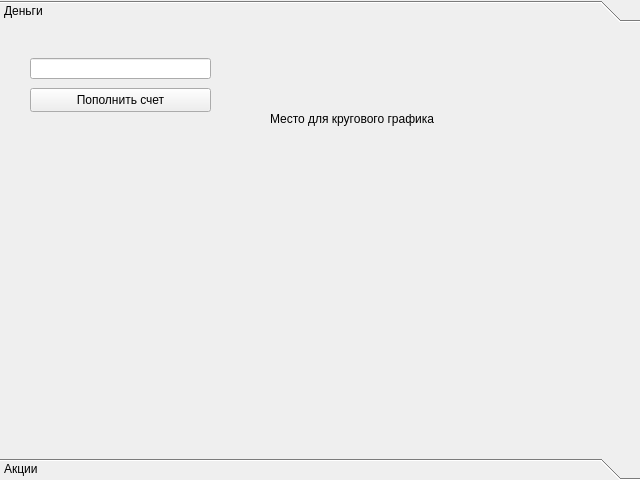
Before: the Qt Designer form client/Client_App/account_info_widget.ui in ToksichniyDed/SperInvest, drawn with Qt 5.
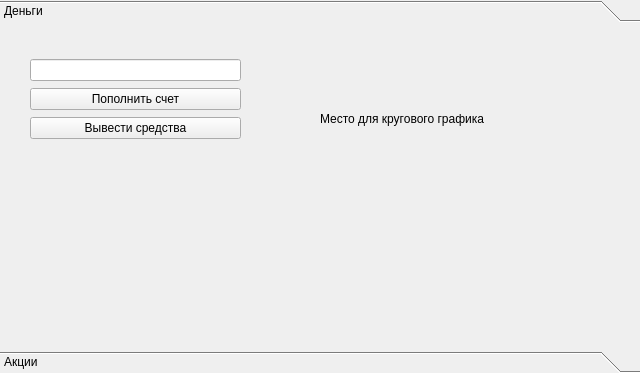
After: the same form once the commit is applied.

```diff
--- a/client/Client_App/account_info_widget.ui
+++ b/client/Client_App/account_info_widget.ui
@@ -7,9 +7,15 @@
     <x>0</x>
     <y>0</y>
     <width>640</width>
-    <height>480</height>
+    <height>373</height>
    </rect>
   </property>
+  <property name="sizePolicy">
+   <sizepolicy hsizetype="Expanding" vsizetype="Expanding">
+    <horstretch>227</horstretch>
+    <verstretch>0</verstretch>
+   </sizepolicy>
+  </property>
   <property name="windowTitle">
    <string>ToolBox</string>
   </property>
@@ -19,42 +25,22 @@
      <x>0</x>
      <y>0</y>
      <width>640</width>
-     <height>420</height>
+     <height>313</height>
     </rect>
    </property>
+   <property name="sizePolicy">
+    <sizepolicy hsizetype="Expanding" vsizetype="Expanding">
+     <horstretch>0</horstretch>
+     <verstretch>0</verstretch>
+    </sizepolicy>
+   </property>
    <attribute name="label">
     <string>Деньги</string>
    </attribute>
-   <widget class="QPushButton" name="add_money">
-    <property name="geometry">
-     <rect>
-      <x>30</x>
-      <y>60</y>
-      <width>181</width>
-      <height>24</height>
-     </rect>
-    </property>
-    <property name="text">
-     <string>Пополнить счет</string>
-    </property>
-   </widget>
-   <widget class="QLineEdit" name="money">
-    <property name="geometry">
-     <rect>
-      <x>30</x>
-      <y>30</y>
-      <width>181</width>
-      <height>21</height>
-     </rect>
-    </property>
-    <property name="readOnly">
-     <bool>true</bool>
-    </property>
-   </widget>
    <widget class="QLabel" name="label">
     <property name="geometry">
      <rect>
-      <x>270</x>
+      <x>320</x>
       <y>10</y>
       <width>301</width>
       <height>161</height>
@@ -64,6 +50,39 @@
      <string>Место для кругового графика</string>
     </property>
    </widget>
+   <widget class="QWidget" name="layoutWidget">
+    <property name="geometry">
+     <rect>
+      <x>30</x>
+      <y>30</y>
+      <width>211</width>
+      <height>83</height>
+     </rect>
+    </property>
+    <layout class="QVBoxLayout" name="verticalLayout">
+     <item>
+      <widget class="QLineEdit" name="money">
+       <property name="readOnly">
+        <bool>true</bool>
+       </property>
+      </widget>
+     </item>
+     <item>
+      <widget class="QPushButton" name="add_money">
+       <property name="text">
+        <string>Пополнить счет</string>
+       </property>
+      </widget>
+     </item>
+     <item>
+      <widget class="QPushButton" name="get_money">
+       <property name="text">
+        <string>Вывести средства</string>
+       </property>
+      </widget>
+     </item>
+    </layout>
+   </widget>
   </widget>
   <widget class="QWidget" name="page_2">
    <property name="geometry">
```
Left out of the diff: 10 changed lines with no effect on the pictures.
